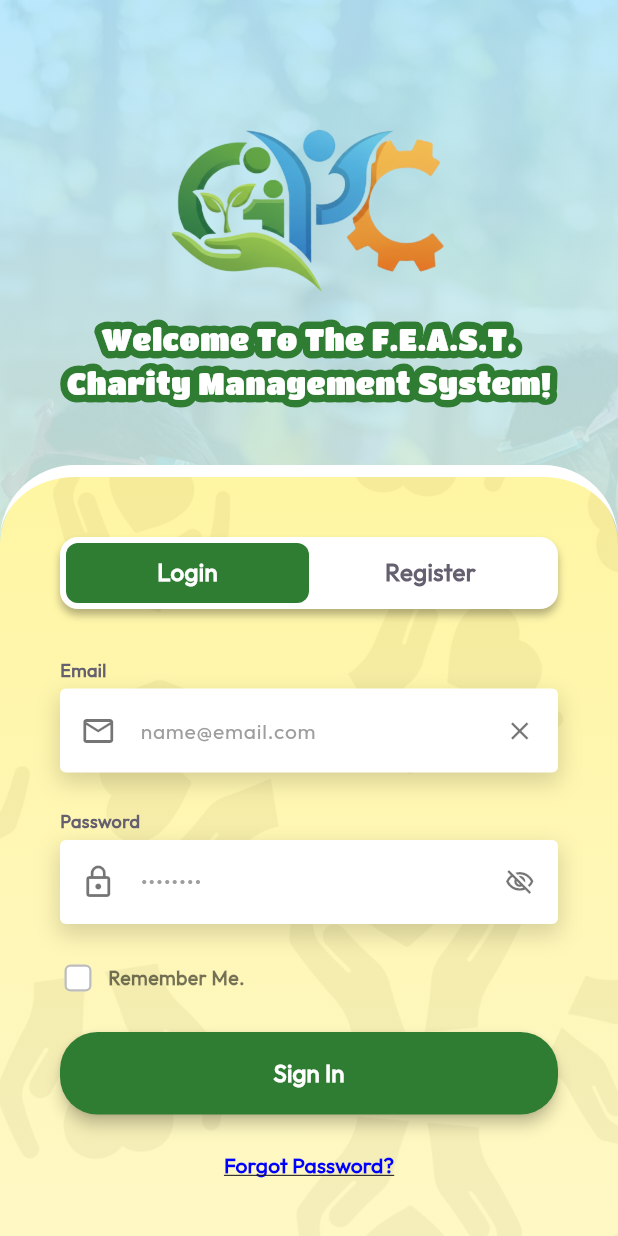
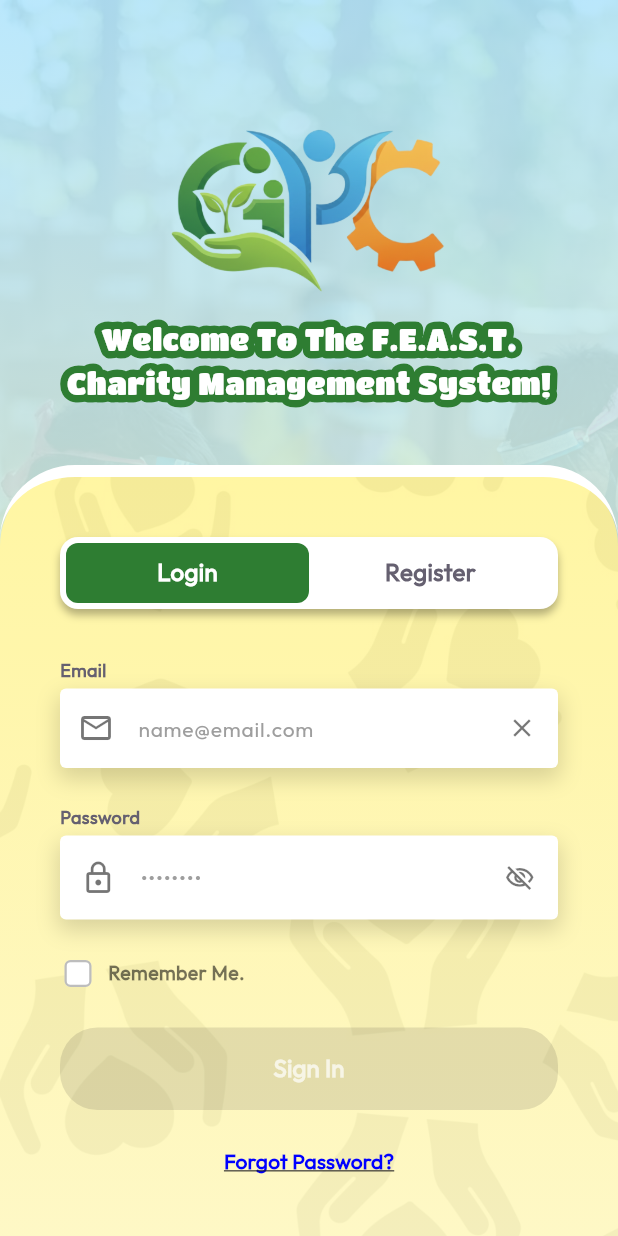
Before and after one commit to rkrequierme/feast, a Flutter app: the screen it shows after launch, on a phone screen of 412 x 824 dp. Run offline on Flutter 3.47's test engine with Material 3 defaults, Android fonts, the phone set to English and light mode, and no system bars; our stand-ins replace cloud_firestore, dio, file_picker, firebase_auth, firebase_core, firebase_messaging and 6 more; missing offline and left inert: encrypt; accounts and stored records are empty.

Commit message:
UI and UX improvements for the login screen

```diff
--- a/lib/features/auth/screens/login_screen.dart
+++ b/lib/features/auth/screens/login_screen.dart
@@ -1,12 +1,20 @@
 // lib/features/auth/screens/login_screen.dart
-//
-// Login screen with Firebase Auth, Remember Me, and inline validation.
-// Updated to use the refactored LabeledTextField direct-parameter API
-// (LabeledFieldType enum) instead of the old LabeledTextFieldConfig class.
 
 import 'package:flutter/material.dart';
+import 'package:flutter/services.dart';
 import 'package:shared_preferences/shared_preferences.dart';
 import 'package:feast/core/core.dart';
+
+// Custom input formatter that forces lowercase text
+class LowerCaseTextFormatter extends TextInputFormatter {
+  @override
+  TextEditingValue formatEditUpdate(
+    TextEditingValue oldValue,
+    TextEditingValue newValue,
+  ) {
+    return newValue.copyWith(text: newValue.text.toLowerCase());
+  }
+}
 
 class LoginScreen extends StatefulWidget {
   const LoginScreen({super.key});
@@ -17,38 +25,53 @@ class LoginScreen extends StatefulWidget {
 
 class _LoginScreenState extends State<LoginScreen> {
   final _formKey = GlobalKey<FormState>();
-  final _emailController    = TextEditingController();
+  final _emailController = TextEditingController();
   final _passwordController = TextEditingController();
 
   bool _rememberMe = false;
-  bool _isLoading  = false;
+  bool _isLoading = false;
+  bool _isFormValid = false;
 
   @override
   void initState() {
     super.initState();
     _loadRememberedEmail();
+
+    _emailController.addListener(_validateForm);
+    _passwordController.addListener(_validateForm);
+  }
+
+  void _validateForm() {
+    final emailValid = _emailController.text.trim().isNotEmpty;
+    final passwordValid = _passwordController.text.isNotEmpty;
+    final isValid = emailValid && passwordValid;
+
+    if (_isFormValid != isValid) {
+      setState(() => _isFormValid = isValid);
+    }
   }
 
   Future<void> _loadRememberedEmail() async {
-    final prefs     = await SharedPreferences.getInstance();
+    final prefs = await SharedPreferences.getInstance();
     final remembered = prefs.getBool('remember_me') ?? false;
-    final email      = prefs.getString('cached_email') ?? '';
+    final email = prefs.getString('cached_email') ?? '';
     if (remembered && email.isNotEmpty) {
       setState(() {
         _rememberMe = true;
-        _emailController.text = email;
+        _emailController.text = email.toLowerCase();
       });
+      _validateForm();
     }
   }
 
   @override
   void dispose() {
+    _emailController.removeListener(_validateForm);
+    _passwordController.removeListener(_validateForm);
     _emailController.dispose();
     _passwordController.dispose();
     super.dispose();
   }
-
-  // ── Sign In ───────────────────────────────────────────────────────────────
 
   Future<void> _signIn() async {
     if (!_formKey.currentState!.validate()) return;
@@ -56,26 +79,22 @@ class _LoginScreenState extends State<LoginScreen> {
     setState(() => _isLoading = true);
     try {
       await AuthService.instance.signIn(
-        email:      _emailController.text,
-        password:   _passwordController.text,
+        email: _emailController.text.trim().toLowerCase(),
+        password: _passwordController.text,
         rememberMe: _rememberMe,
       );
       if (!mounted) return;
       Navigator.pushReplacementNamed(context, AppRoutes.home);
     } on AuthException catch (e) {
       if (!mounted) return;
-      debugPrint('Login AuthException: ${e.message}');
       FeastToast.showError(context, e.message);
     } catch (e) {
       if (!mounted) return;
-      debugPrint('Login unexpected error: $e');
-      FeastToast.showError(context, 'Something went wrong. Please try again.');
+      FeastToast.showError(context, 'Network error. Please check your connection.');
     } finally {
       if (mounted) setState(() => _isLoading = false);
     }
   }
-
-  // ── Build ─────────────────────────────────────────────────────────────────
 
   @override
   Widget build(BuildContext context) {
@@ -92,7 +111,6 @@ class _LoginScreenState extends State<LoginScreen> {
                   child: Column(
                     mainAxisAlignment: MainAxisAlignment.start,
                     children: [
-                      // ── Logo & tagline ──────────────────────────────────
                       Padding(
                         padding: const EdgeInsets.only(top: 80, bottom: 40),
                         child: Column(
@@ -105,28 +123,65 @@ class _LoginScreenState extends State<LoginScreen> {
                           ],
                         ),
                       ),
-
-                      // ── Form card ───────────────────────────────────────
                       BottomFormBackground(
                         child: SingleChildScrollView(
                           padding: const EdgeInsets.fromLTRB(40, 40, 40, 60),
                           child: Column(
                             crossAxisAlignment: CrossAxisAlignment.start,
                             children: [
-                              // isLogin: true → "Login" tab is highlighted.
                               const ToggleLoginRegister(isLogin: true),
                               const SizedBox(height: 32),
-
-                              // ── Email ─────────────────────────────────
-                              // type defaults to LabeledFieldType.text,
-                              // which shows the clear (×) button automatically.
-                              LabeledTextField(
-                                label:       'Email',
-                                hintText:    'name@email.com',
-                                prefixIcon:  Icons.mail_outline,
-                                controller:  _emailController,
+                              Column(
+                                crossAxisAlignment: CrossAxisAlignment.start,
+                                children: [
+                                  const FieldLabel(text: 'Email'),
+                                  const SizedBox(height: 4),
+                                  Container(
+                                    decoration: BoxDecoration(
+                                      color: Colors.white,
+                                      borderRadius: BorderRadius.circular(4),
+                                      boxShadow: [
+                                        BoxShadow(
+                                          color: Colors.black.withOpacity(0.15),
+                                          blurRadius: 12,
+                                          spreadRadius: 1,
+                                          offset: const Offset(0, 6),
+                                        ),
+                                      ],
+                                    ),
+                                    child: TextFormField(
+                                      controller: _emailController,
                                       keyboardType: TextInputType.emailAddress,
                                       textCapitalization: TextCapitalization.none,
+                                      inputFormatters: [
+                                        LowerCaseTextFormatter(),
+                                      ],
+                                      style: const TextStyle(
+                                        fontSize: 14,
+                                        fontFamily: 'Outfit',
+                                      ),
+                                      decoration: InputDecoration(
+                                        hintText: 'name@email.com',
+                                        hintStyle: const TextStyle(
+                                          color: Colors.grey,
+                                          fontSize: 14,
+                                          fontFamily: 'Outfit',
+                                        ),
+                                        prefixIcon: Icon(
+                                          Icons.mail_outline,
+                                          color: Colors.black54,
+                                        ),
+                                        suffixIcon: IconButton(
+                                          icon: Icon(Icons.close,
+                                              color: Colors.black54, size: 20),
+                                          onPressed: () =>
+                                              _emailController.clear(),
+                                        ),
+                                        border: InputBorder.none,
+                                        contentPadding:
+                                            const EdgeInsets.symmetric(
+                                                vertical: 16, horizontal: 12),
+                                      ),
                                       validator: (v) {
                                         if (v == null || v.trim().isEmpty) {
                                           return 'Email is required';
@@ -138,18 +193,16 @@ class _LoginScreenState extends State<LoginScreen> {
                                         return null;
                                       },
                                     ),
+                                  ),
+                                ],
+                              ),
                               const SizedBox(height: 24),
-
-                              // ── Password ──────────────────────────────
-                              // LabeledFieldType.password manages its own
-                              // obscureText state internally — no
-                              // _isPasswordVisible flag needed here.
                               LabeledTextField(
-                                label:      'Password',
-                                hintText:   '••••••••',
+                                label: 'Password',
+                                hintText: '••••••••',
                                 prefixIcon: Icons.lock_outline,
                                 controller: _passwordController,
-                                type:       LabeledFieldType.password,
+                                type: LabeledFieldType.password,
                                 validator: (v) {
                                   if (v == null || v.isEmpty) {
                                     return 'Password is required';
@@ -158,8 +211,6 @@ class _LoginScreenState extends State<LoginScreen> {
                                 },
                               ),
                               const SizedBox(height: 24),
-
-                              // ── Remember Me ───────────────────────────
                               FeastCheckbox(
                                 text: 'Remember Me.',
                                 value: _rememberMe,
@@ -167,22 +218,43 @@ class _LoginScreenState extends State<LoginScreen> {
                                     setState(() => _rememberMe = val ?? false),
                               ),
                               const SizedBox(height: 24),
-
-                              // ── Sign In button ────────────────────────
                               _isLoading
                                   ? const Center(
                                       child: CircularProgressIndicator(
                                           color: feastGreen),
                                     )
-                                  : FeastButton(
-                                      text:      'Sign In',
-                                      onPressed: _signIn,
+                                  : SizedBox(
+                                      width: double.infinity,
+                                      child: ElevatedButton(
+                                        onPressed: _isFormValid ? _signIn : null,
+                                        style: ElevatedButton.styleFrom(
+                                          backgroundColor: _isFormValid
+                                              ? feastGreen
+                                              : feastGreen.withOpacity(0.5),
+                                          padding: const EdgeInsets.symmetric(
+                                              vertical: 16),
+                                          elevation: 4,
+                                          shape: RoundedRectangleBorder(
+                                            borderRadius:
+                                                BorderRadius.circular(25),
+                                          ),
+                                        ),
+                                        child: Text(
+                                          'Sign In',
+                                          style: TextStyle(
+                                            fontSize: 16,
+                                            fontFamily: "Outfit",
+                                            fontWeight: FontWeight.bold,
+                                            color: _isFormValid
+                                                ? Colors.white
+                                                : Colors.white.withOpacity(0.7),
+                                          ),
+                                        ),
+                                      ),
                                     ),
                               const SizedBox(height: 24),
-
-                              // ── Forgot password link ──────────────────
                               FeastLink(
-                                text:      'Forgot Password?',
+                                text: 'Forgot Password?',
                                 alignment: Alignment.center,
                                 onPressed: () => Navigator.pushNamed(
                                     context, AppRoutes.forgotPassword),
```
Also changed, not shown: lib/core/services/auth_service.dart (+49 -17 lines), lib/features/auth/screens/register_id_screen.dart (+13 -6 lines), lib/features/auth/screens/register_screen.dart (+29 -11 lines). Lines whose indentation alone changed are shown as unchanged.
